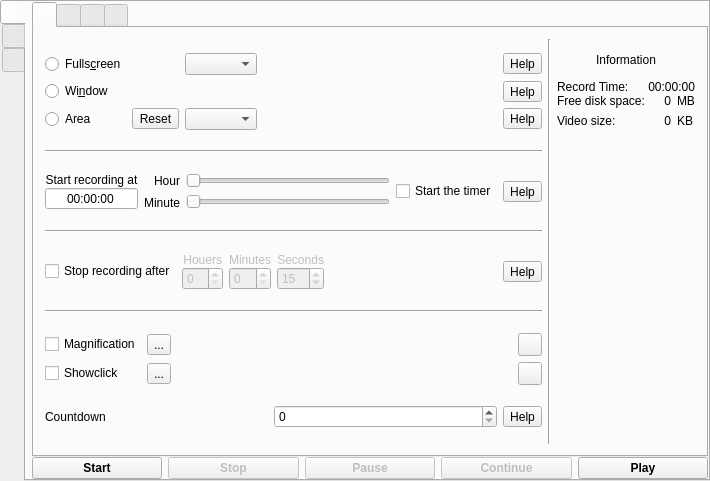
vkohaupt/vokoscreenNG, file src/mainwindow.ui: the form before one commit.
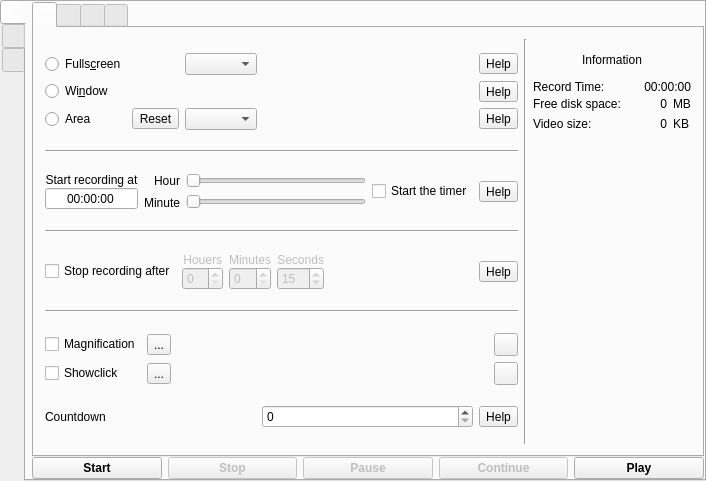
The form after the commit. Icons and pictures are not drawn.

Commit message: Display recordtime

What changed in the file:
```diff
--- a/src/mainwindow.ui
+++ b/src/mainwindow.ui
@@ -6,7 +6,7 @@
    <rect>
     <x>0</x>
     <y>0</y>
-    <width>710</width>
+    <width>706</width>
     <height>481</height>
    </rect>
   </property>
@@ -606,8 +606,14 @@
               </property>
               <item row="2" column="0">
                <layout class="QGridLayout" name="gridLayout_5">
-                <item row="1" column="2">
+                <item row="0" column="2">
                  <widget class="QLabel" name="labelFreeSize">
+                  <property name="minimumSize">
+                   <size>
+                    <width>40</width>
+                    <height>0</height>
+                   </size>
+                  </property>
                   <property name="text">
                    <string>0</string>
                   </property>
@@ -616,21 +622,21 @@
                   </property>
                  </widget>
                 </item>
-                <item row="2" column="1">
+                <item row="1" column="1">
                  <widget class="QLabel" name="label_13">
                   <property name="text">
                    <string>Video size:</string>
                   </property>
                  </widget>
                 </item>
-                <item row="1" column="1">
+                <item row="0" column="1">
                  <widget class="QLabel" name="label_12">
                   <property name="text">
                    <string>Free disk space:</string>
                   </property>
                  </widget>
                 </item>
-                <item row="2" column="2">
+                <item row="1" column="2">
                  <widget class="QLabel" name="labelVideoSize">
                   <property name="text">
                    <string>0</string>
@@ -640,7 +646,7 @@
                   </property>
                  </widget>
                 </item>
-                <item row="4" column="2">
+                <item row="3" column="2">
                  <spacer name="verticalSpacer_4">
                   <property name="orientation">
                    <enum>Qt::Vertical</enum>
@@ -653,14 +659,14 @@
                   </property>
                  </spacer>
                 </item>
-                <item row="1" column="3">
+                <item row="0" column="3">
                  <widget class="QLabel" name="label_15">
                   <property name="text">
                    <string>MB</string>
                   </property>
                  </widget>
                 </item>
-                <item row="2" column="3">
+                <item row="1" column="3">
                  <widget class="QLabel" name="label_16">
                   <property name="text">
                    <string>KB</string>
@@ -678,6 +684,9 @@
               </item>
               <item row="1" column="0">
                <layout class="QHBoxLayout" name="horizontalLayout_4">
+                <property name="bottomMargin">
+                 <number>3</number>
+                </property>
                 <item>
                  <widget class="QLabel" name="label_14">
                   <property name="text">
```
Left out of the diff: 4 changed lines with no effect on the pictures.
